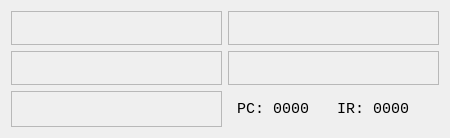
First picture: the form in src/views/CPUView.ui, repository DerSauron/66502emu, before the edit.
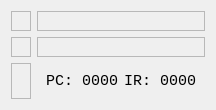
Second picture: the form after the edit. Custom widgets are drawn as their Qt base class.

Commit message: Don't set geometry in ui setup

What changed in the file:
```diff
--- a/src/views/CPUView.ui
+++ b/src/views/CPUView.ui
@@ -2,14 +2,6 @@
 <ui version="4.0">
  <class>CPUView</class>
  <widget class="QWidget" name="CPUView">
-  <property name="geometry">
-   <rect>
-    <x>0</x>
-    <y>0</y>
-    <width>450</width>
-    <height>138</height>
-   </rect>
-  </property>
   <layout class="QGridLayout" name="gridLayout">
    <item row="0" column="0">
     <widget class="QFrame" name="frame">
```
The commit also changes 5 other files.
